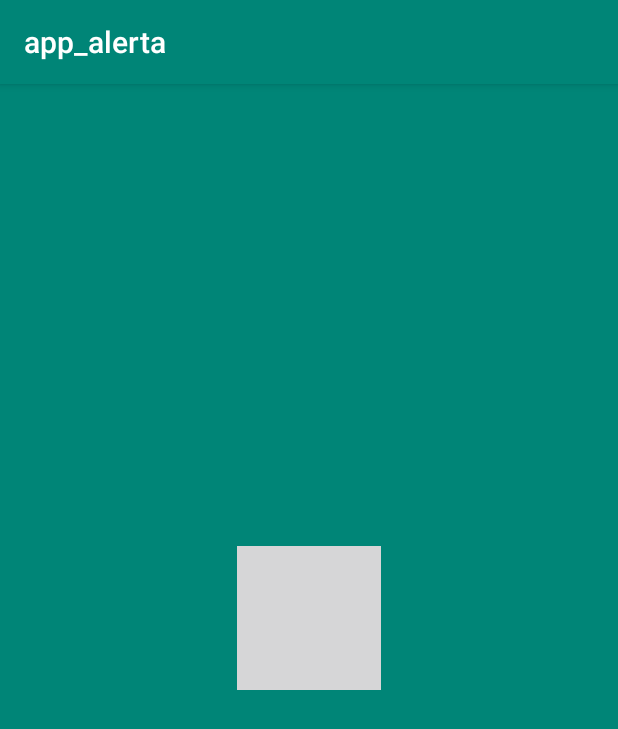
After one commit to crisbertal/RaMa_android, an Android app: the SplashActivity screen opened directly, with no data from a screen before it, on a phone screen of 412 x 824 dp. The commit adds this screen. Shown: the top 729 px of the screen. Run offline under Robolectric (Android 15) with nearby library versions, the phone set to English and light mode, and no system bars; 1 statement that could not run was skipped.

Commit message:
Creacion de Splash y desarrollo inicio sesion

```diff
--- a/app_alerta/app/build.gradle
+++ b/app_alerta/app/build.gradle
@@ -5,7 +5,7 @@ android {
     buildToolsVersion "29.0.0"
     defaultConfig {
         applicationId "com.example.app_alerta"
-        minSdkVersion 15
+        minSdkVersion 16
         targetSdkVersion 29
         versionCode 1
         versionName "1.0"
@@ -23,7 +23,11 @@ dependencies {
     implementation fileTree(dir: 'libs', include: ['*.jar'])
     implementation 'androidx.appcompat:appcompat:1.0.2'
     implementation 'androidx.constraintlayout:constraintlayout:1.1.3'
+    implementation 'com.google.firebase:firebase-core:16.0.9'
+    implementation 'com.google.firebase:firebase-auth:18.0.0'
     testImplementation 'junit:junit:4.12'
     androidTestImplementation 'androidx.test:runner:1.2.0'
     androidTestImplementation 'androidx.test.espresso:espresso-core:3.2.0'
 }
+
+apply plugin: 'com.google.gms.google-services'
--- a/app_alerta/app/src/main/AndroidManifest.xml
+++ b/app_alerta/app/src/main/AndroidManifest.xml
@@ -9,13 +9,17 @@
         android:roundIcon="@mipmap/ic_launcher_round"
         android:supportsRtl="true"
         android:theme="@style/AppTheme">
-        <activity android:name=".MainActivity">
+        <activity
+            android:name=".SplashActivity"
+            android:theme="@style/SplashTheme">
             <intent-filter>
                 <action android:name="android.intent.action.MAIN" />
 
                 <category android:name="android.intent.category.LAUNCHER" />
             </intent-filter>
         </activity>
+        <activity android:name=".LoginActivity"></activity>
+        <activity android:name=".MainActivity"></activity>
     </application>
 
 </manifest>
--- /dev/null
+++ b/app_alerta/app/src/main/java/com/example/app_alerta/SplashActivity.java
@@ -0,0 +1,17 @@
+package com.example.app_alerta;
+
+import androidx.appcompat.app.AppCompatActivity;
+
+import android.content.Intent;
+import android.os.Bundle;
+
+public class SplashActivity extends AppCompatActivity {
+
+    @Override
+    protected void onCreate(Bundle savedInstanceState) {
+        super.onCreate(savedInstanceState);
+        Intent intent = new Intent(this, LoginActivity.class);
+        startActivity(intent);
+        finish();
+    }
+}
--- /dev/null
+++ b/app_alerta/app/src/main/res/drawable/splash.xml
@@ -0,0 +1,9 @@
+<?xml version="1.0" encoding="utf-8"?>
+<layer-list xmlns:android="http://schemas.android.com/apk/res/android">
+    <item android:drawable="@color/colorPrimary"/>
+    <item>
+        <bitmap
+            android:gravity="center"
+            android:src="@drawable/android_logo"/>
+    </item>
+</layer-list>
--- a/app_alerta/app/src/main/res/values/strings.xml
+++ b/app_alerta/app/src/main/res/values/strings.xml
@@ -1,3 +1,6 @@
 <resources>
     <string name="app_name">app_alerta</string>
+    <string name="email">Email</string>
+    <string name="iniciar_sesion">Iniciar sesion</string>
+    <string name="password">Password</string>
 </resources>
--- a/app_alerta/app/src/main/res/values/styles.xml
+++ b/app_alerta/app/src/main/res/values/styles.xml
@@ -8,4 +8,9 @@
         <item name="colorAccent">@color/colorAccent</item>
     </style>
 
+    <!-- Splash application theme. -->
+    <style name="SplashTheme" parent="AppTheme">
+        <item name="android:windowBackground">@drawable/splash</item>
+    </style>
+
 </resources>
--- a/app_alerta/build.gradle
+++ b/app_alerta/build.gradle
@@ -8,7 +8,7 @@ buildscript {
     }
     dependencies {
         classpath 'com.android.tools.build:gradle:3.4.1'
-
+        classpath 'com.google.gms:google-services:4.2.0'
         // NOTE: Do not place your application dependencies here; they belong
         // in the individual module build.gradle files
     }
```
Also changed, not shown: app_alerta/app/src/main/java/com/example/app_alerta/LoginActivity.java (added, +76 -0 lines), app_alerta/app/src/main/java/com/example/app_alerta/MainActivity.java (+10 -0 lines), app_alerta/app/src/main/res/layout/activity_main.xml (+6 -4 lines).
